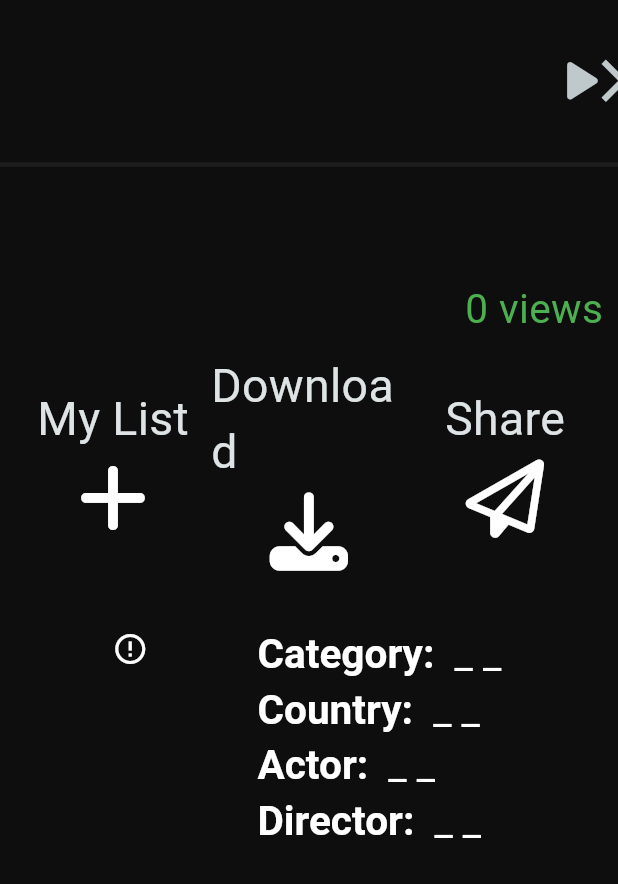
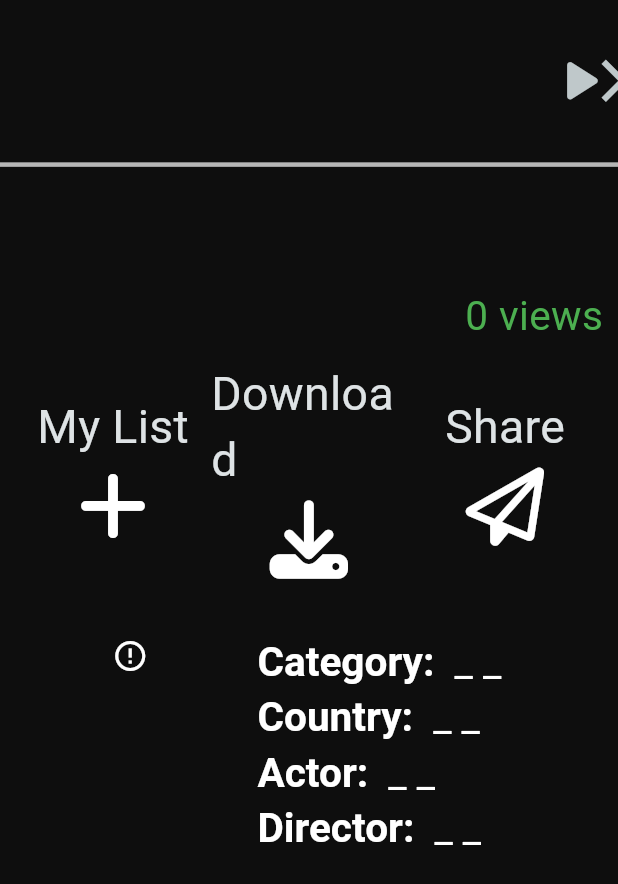
Before and after one commit to haidzkkk/Netflix, a Flutter app: the MovieScreen screen opened directly, on a phone screen of 412 x 824 dp. Shown: the top 884 px of the screen. Run offline on Flutter 3.47's test engine with Material 3 defaults, Android fonts, the phone set to English and light mode, and no system bars; our stand-ins replace better_player, bloc, cached_network_image, carousel_slider, connectivity_plus, equatable and 17 more; missing offline and left inert: dart:ffi; accounts and stored records are empty; generated files the repository leaves out were written again; network calls fail; Roboto replaces fonts that are missing (SanFrancisco).

Commit message:
bug: fix control player media

```diff
--- a/lib/feature/commons/utility/color_resource.dart
+++ b/lib/feature/commons/utility/color_resource.dart
@@ -4,4 +4,5 @@ class ColorResources {
   static const Color primaryColor = Color(0xFF0E0E0E);
   static const Color secondaryColor = Color(0xFF1C1C1C);
   static const Color primaryColorRevert = Color(0xFFE8E8E8);
+  static const Color primaryColorRevert2 = Color(0xFFB6B6B6);
 }
--- a/lib/feature/presentation/blocs/movie/movie_event.dart
+++ b/lib/feature/presentation/blocs/movie/movie_event.dart
@@ -30,8 +30,7 @@ class ChangeExpandedMovieEvent extends MovieEvent{
 
 class ChangeEpisodeMovieEvent extends MovieEvent{
   Episode? episode;
-  EpisodeDownload? episodeDownload;
-  ChangeEpisodeMovieEvent({this.episode, this.episodeDownload});
+  ChangeEpisodeMovieEvent({this.episode});
 }
 
 class ListenerBetterPlayerEvent extends MovieEvent{
--- a/lib/feature/presentation/screen/movie/movie_screen.dart
+++ b/lib/feature/presentation/screen/movie/movie_screen.dart
@@ -14,9 +14,6 @@ import 'package:spotify/feature/presentation/screen/movie/widget/background_movi
 import 'package:spotify/feature/presentation/screen/movie/widget/description_movie_widget.dart';
 import 'package:spotify/feature/presentation/screen/movie/widget/episodes_movie_widget.dart';
 import 'package:spotify/feature/presentation/screen/movie/widget/info_movie_widget.dart';
-import 'package:spotify/feature/presentation/screen/widget/custom_better_player.dart';
-import 'package:spotify/feature/presentation/screen/widget/custom_builder.dart';
-import 'package:spotify/feature/presentation/screen/widget/image_widget.dart';
 import '../../../commons/utility/style_util.dart';
 import '../../blocs/movie/movie_bloc.dart';
 
--- a/lib/feature/presentation/screen/movie/widget/episodes_movie_widget.dart
+++ b/lib/feature/presentation/screen/movie/widget/episodes_movie_widget.dart
@@ -52,7 +52,9 @@ class _EpisodesMovieWidgetState extends State<EpisodesMovieWidget> {
                   padding: const EdgeInsets.all(4),
                   child: GestureDetector(
                     onTap: (){
-                      viewModel.add(ChangeEpisodeMovieEvent(episode: episode));
+                      if(state.currentEpisode?.slug != episode.slug){
+                        viewModel.add(ChangeEpisodeMovieEvent(episode: episode));
+                      }
                     },
                     child: Stack(
                       children: [
--- a/lib/feature/presentation/screen/movie/widget/info_movie_widget.dart
+++ b/lib/feature/presentation/screen/movie/widget/info_movie_widget.dart
@@ -23,7 +23,6 @@ class _InfoMovieWidgetState extends State<InfoMovieWidget> {
     return Column(
       crossAxisAlignment: CrossAxisAlignment.start,
       children: [
-        const SizedBox(height: 10,),
         BlocBuilder<MovieBloc, MovieState>(
             buildWhen: (previous, current) => previous.currentMovie != current.currentMovie,
             builder: (context, state){
--- a/lib/feature/presentation/screen/movie/widget/player_movie_widget.dart
+++ b/lib/feature/presentation/screen/movie/widget/player_movie_widget.dart
@@ -3,13 +3,12 @@
 import 'package:flutter/material.dart';
 import 'package:flutter/widgets.dart';
 import 'package:flutter_bloc/flutter_bloc.dart';
-import 'package:spotify/feature/commons/utility/color_resource.dart';
 import 'package:spotify/feature/commons/utility/pageutil.dart';
 import 'package:spotify/feature/commons/utility/size_extensions.dart';
 import 'package:spotify/feature/commons/utility/style_util.dart';
 import 'package:spotify/feature/presentation/blocs/movie/movie_bloc.dart';
 import 'package:spotify/feature/presentation/screen/widget/custom_better_player.dart';
-import 'package:spotify/feature/presentation/screen/widget/process_indicator/custom_progress_bar.dart';
+import 'package:spotify/feature/presentation/screen/widget/process_indicator/custom_process.dart';
 
 class PlayerMovieWidget extends StatefulWidget {
   const PlayerMovieWidget({
@@ -106,62 +105,28 @@ class _PlayerMovieWidgetState extends State<PlayerMovieWidget> {
               );
             }
         ),
-        Stack(
-          children: [
         BlocBuilder<MovieBloc, MovieState>(
-                buildWhen: (previous, current) {
-                  if(previous.visibleControlsPlayer != current.visibleControlsPlayer){
-                    return true;
-                  }else if(current.visibleControlsPlayer == false
-                      && (previous.totalTimeEpisode != current.totalTimeEpisode
-                          || previous.currentTimeEpisode != current.currentTimeEpisode)){
-                    return true;
-                  }
-                  return false;
-                },
+            buildWhen: (previous, current) => previous.visibleControlsPlayer != current.visibleControlsPlayer
+                || previous.totalTimeEpisode != current.totalTimeEpisode
+                || previous.currentTimeEpisode != current.currentTimeEpisode,
             builder: (context, state){
               var process = (state.currentTimeEpisode ?? 0.0) /  (state.totalTimeEpisode ?? 0.0);
               if(process.isNaN || process.isInfinite || process < 0 || process > 1){
                 process = 0;
               }
-                  return AnimatedOpacity(
-                    duration: const Duration(milliseconds: 500),
-                    opacity: state.visibleControlsPlayer ? 0 : 1,
-                    child: LinearProgressIndicator(
-                      minHeight: widget.heightProcess,
+              return CustomProcessIndicator(
+                width: MediaQuery.of(context).size.width,
+                height: widget.heightProcess ,
+                indicatorSize: widget.heightProcess * 3,
                 color: viewModel.state.currentMovie?.color,
-                      backgroundColor: ColorResources.secondaryColor,
-                      value: process,
-                    ),
-                  );
-                }
-            ),
-            Positioned.fill(
-              child: BlocBuilder<MovieBloc, MovieState>(
-                builder: (context, state){
-                  return AnimatedOpacity(
-                    duration: const Duration(milliseconds: 500),
-                    opacity: state.visibleControlsPlayer ? 1 : 0,
-                    child: SizedBox(
-                      width: double.infinity,
-                      child: CustomProgressBar(
-                        indicatorSize: 20,
-                        controller: viewModel.progressController,
-                        untouchedColor: ColorResources.secondaryColor,
-                        primaryColor: viewModel.state.currentMovie?.color ?? ColorResources.primaryColor,
+                process: process,
+                enable: state.visibleControlsPlayer,
+                margin: const EdgeInsets.only(bottom: 15),
                 onMoved: (value) {
                   viewModel.betterPlayerController?.seekTo(Duration(seconds: ((state.totalTimeEpisode ?? 0).toDouble() * value).toInt()));
                 },
-                        onTap: (value) {
-                          viewModel.betterPlayerController?.seekTo(Duration(seconds: ((state.totalTimeEpisode ?? 0).toDouble() * value).toInt()));
-                        },
-                      ),
-                    ),
               );
-                },
-              ),
-            )
-          ],
+            }
         ),
       ],
     );
--- a/lib/feature/presentation/screen/setting/more_screen.dart
+++ b/lib/feature/presentation/screen/setting/more_screen.dart
@@ -235,7 +235,7 @@ class _MoreScreenState extends State<MoreScreen> with AutomaticKeepAliveClientMi
                     ],
                   ),
                 ),
-                const SizedBox(height: 1000,),
+                const SizedBox(height: 50,),
               ],
             ),
             Positioned(
--- /dev/null
+++ b/lib/feature/presentation/screen/widget/process_indicator/custom_process.dart
@@ -0,0 +1,123 @@
+
+import 'package:flutter/cupertino.dart';
+import 'package:flutter/material.dart';
+import 'package:spotify/feature/commons/utility/color_resource.dart';
+import 'package:spotify/feature/presentation/screen/widget/process_indicator/progress_bar_view.dart';
+
+class CustomProcessIndicator extends StatefulWidget {
+  const CustomProcessIndicator({
+    super.key,
+    required this.height,
+    required this.indicatorSize,
+    required this.width,
+    required this.process,
+    this.color,
+    required this.enable,
+    this.onMoved,
+    this.margin,
+  });
+
+  final double height;
+  final double width;
+  final double indicatorSize;
+  final double process;
+  final Color? color;
+  final bool enable;
+  final EdgeInsetsGeometry? margin;
+
+  final ValueChanged? onMoved;
+
+  @override
+  State<CustomProcessIndicator> createState() => _CustomProcessIndicatorState();
+}
+
+class _CustomProcessIndicatorState extends State<CustomProcessIndicator> {
+
+  late double process = widget.process;
+  double widthChild = 0;
+  bool isDragging = false;
+
+  @override
+  void didUpdateWidget(covariant CustomProcessIndicator oldWidget) {
+    process = widget.process;
+    super.didUpdateWidget(oldWidget);
+  }
+
+  @override
+  void initState() {
+    WidgetsBinding.instance.addPostFrameCallback((value){
+      widthChild = context.size?.width ?? 0;
+      setState(() {});
+    });
+    super.initState();
+  }
+
+  @override
+  Widget build(BuildContext context) {
+    return GestureDetector(
+      behavior: HitTestBehavior.translucent,
+      onPanDown: _handleDragDown,
+      onPanUpdate: _handleDragUpdate,
+      onPanEnd: _handleDragEnd,
+      child: Container(
+        width: widget.width,
+        height: widget.height,
+        margin: widget.margin,
+        child: Stack(
+          alignment: Alignment.center,
+          children: [
+            Positioned.fill(
+              child: LinearProgressIndicator(
+                minHeight: widget.height,
+                color: widget.color,
+                backgroundColor: ColorResources.primaryColorRevert2,
+                value: process,
+              ),
+            ),
+            Positioned(
+              left: widthChild * process,
+              child: AnimatedSwitcher(
+                duration: const Duration(milliseconds: 200),
+                child: widget.enable ? CustomPaint(
+                  painter: ProgressBarView(
+                    primaryColor: widget.color ?? ColorResources.secondaryColor,
+                    indicatorSize: widget.indicatorSize * (isDragging ? 1.5 : 1),
+                  ),
+                ) : const SizedBox(),
+              ),
+            )
+          ],
+        ),
+      ),
+    );
+  }
+
+  void _handleDragDown(DragDownDetails details) {
+    isDragging = true;
+    final progress = details.localPosition.dx / widthChild;
+    if (progress >= 0 && progress <= 1) {
+      widget.onMoved!(progress);
+      process = progress;
+      setState(() {});
+    }
+  }
+
+  void _handleDragUpdate(DragUpdateDetails details) {
+    final progress = details.localPosition.dx / widthChild;
+    if (progress >= 0 && progress <= 1) {
+      widget.onMoved!(progress);
+      process = progress;
+      setState(() {});
+    }
+  }
+
+  void _handleDragEnd(DragEndDetails details) {
+    isDragging = false;
+    final progress = details.localPosition.dx / widthChild;
+    if (progress >= 0 && progress <= 1) {
+      widget.onMoved!(progress);
+      process = progress;
+      setState(() {});
+    }
+  }
+}
--- a/lib/feature/presentation/screen/widget/process_indicator/progress_controller.dart
+++ /dev/null
@@ -1,27 +0,0 @@
-
-import 'package:flutter/cupertino.dart';
-
-class ProgressController extends ChangeNotifier {
-
-  ProgressController({double? progress, double? bufferProgress}) {
-    _progress = progress ?? 0.0;
-    _bufferProgress = bufferProgress ?? 0.0;
-  }
-
-  late double _progress;
-  late double _bufferProgress;
-
-  double get progress => _progress;
-  double get bufferProgress => _bufferProgress;
-
-  void moveTo(double progress) {
-    _progress = progress;
-    notifyListeners();
-  }
-
-  void moveBufferTo(double bufferProgress) {
-    _bufferProgress = bufferProgress;
-    notifyListeners();
-  }
-
-}
```
Also changed, not shown: lib/feature/presentation/blocs/movie/movie_bloc.dart (+3 -16 lines), lib/feature/presentation/screen/movie/widget/custom_control_widget.dart (+33 -25 lines), lib/feature/presentation/screen/widget/process_indicator/custom_progress_bar.dart (deleted, +0 -209 lines), lib/feature/presentation/screen/widget/process_indicator/progress_bar_view.dart (+3 -85 lines). Lines whose indentation alone changed are shown as unchanged.
